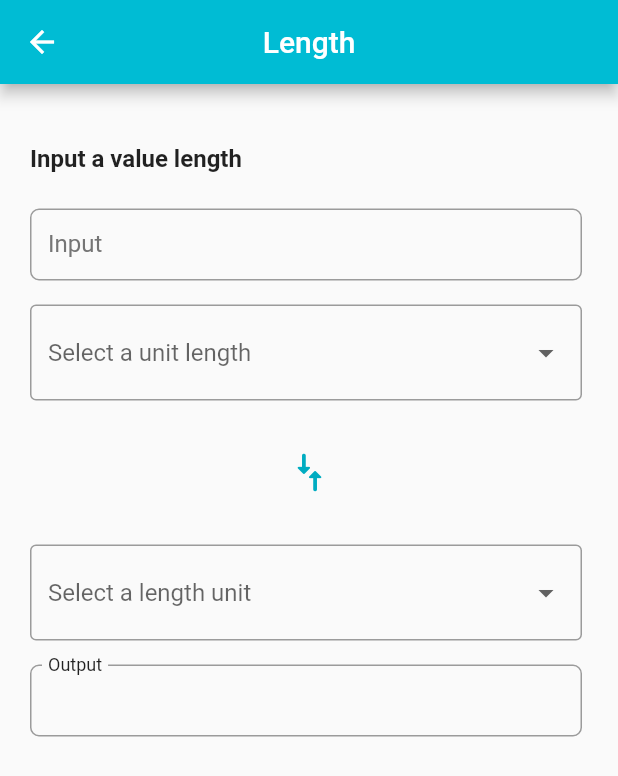
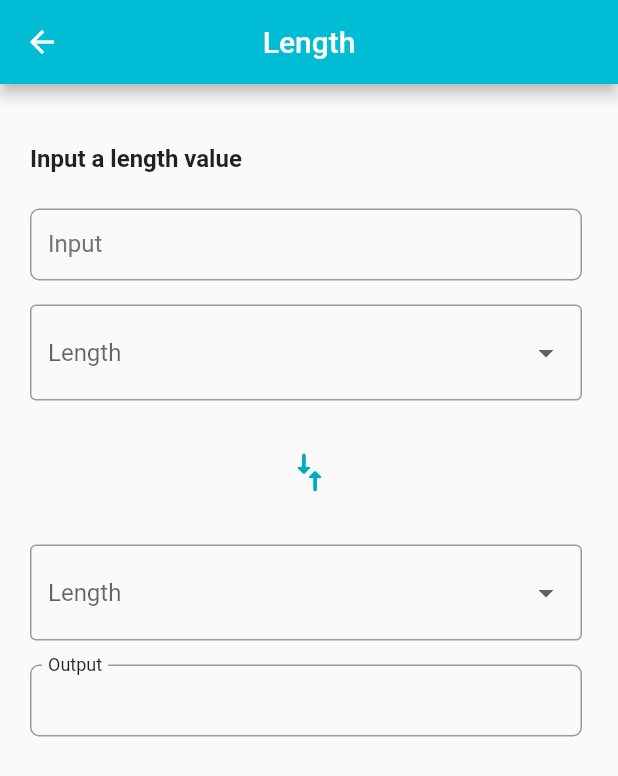
Before and after one commit to Franco904/unit-converter, a Flutter app: the CategoryList screen opened by its route, after a tap on "Length", on a phone screen of 412 x 824 dp. Shown: the top 776 px of the screen. Run offline on Flutter 3.47's test engine with Material 2 defaults, Android fonts, the phone set to English and light mode, and no system bars; our stand-ins replace flutter_secure_storage, get; accounts and stored records are empty.

Commit message:
Fix overflow dropdown

```diff
--- a/lib/app/core/utils/translations.dart
+++ b/lib/app/core/utils/translations.dart
@@ -43,9 +43,7 @@ class UnitConverterTranslations extends Translations {
           // Unit Converter
           'converter_title': 'Input a',
           'converter_text_value': 'value',
-          'converter_text_unit': 'unit',
           'converter_input_label': 'Input',
-          'converter_dropdown_label': 'Select a',
           'converter_output_label': 'Output',
           'converter_input_validation': 'Please input a convert value',
           'converter_dropdown_validation': 'Required',
@@ -155,9 +153,7 @@ class UnitConverterTranslations extends Translations {
           // Unit Converter
           'converter_title': 'Introduce un',
           'converter_text_value': 'valor de',
-          'converter_text_unit': 'unidad de',
           'converter_input_label': 'Valor de entrada',
-          'converter_dropdown_label': 'Selecciona una',
           'converter_output_label': 'Valor convertido',
           'converter_input_validation': 'Por favor introduce un valor para convertir',
           'converter_dropdown_validation': 'Campo obligatorio',
@@ -267,9 +263,7 @@ class UnitConverterTranslations extends Translations {
           // Unit Converter
           'converter_title': 'Insira um',
           'converter_text_value': 'valor de',
-          'converter_text_unit': 'unidade de',
           'converter_input_label': 'Valor de entrada',
-          'converter_dropdown_label': 'Selecione uma',
           'converter_output_label': 'Valor convertido',
           'converter_input_validation': 'Por favor insira um valor para converter',
           'converter_dropdown_validation': 'Campo obrigatório',
--- a/lib/app/modules/unit_converter/unit_converter.dart
+++ b/lib/app/modules/unit_converter/unit_converter.dart
@@ -6,6 +6,7 @@ import 'package:flutter/material.dart';
 import 'package:tutorial_inicial/app/core/controllers/locale_controller.dart';
 import 'package:tutorial_inicial/app/data/model/category.dart';
 import 'package:tutorial_inicial/app/modules/unit_converter/unit_converter_controller.dart';
+import 'package:tutorial_inicial/app/utils/strings.dart';
 
 class UnitConverter extends GetView<UnitConverterController> {
   final LocaleController localeController = Get.find<LocaleController>();
@@ -22,11 +23,8 @@ class UnitConverter extends GetView<UnitConverterController> {
       Get.put(UnitConverterController());
     }
 
-    final englishInputString = 'converter_title'.tr + ' ${category.name.toLowerCase()} ' + 'converter_text_value'.tr;
-    final elseInputString = 'converter_title'.tr + ' ' + 'converter_text_value'.tr + ' ${category.name.toLowerCase()}';
-
-    final englishDropdownString = 'converter_dropdown_label'.tr + ' ${category.name.toLowerCase()} ' + 'converter_text_unit'.tr;
-    final elseDropdownString = 'converter_dropdown_label'.tr + ' ' + 'converter_text_unit'.tr + ' ${category.name.toLowerCase()}';
+    final englishInputString = converterStrings('english_input_string', category);
+    final elseInputString = converterStrings('else_input_string', category);
 
     return WillPopScope(
       onWillPop: () => _onBackPressed(),
@@ -44,13 +42,15 @@ class UnitConverter extends GetView<UnitConverterController> {
                     Padding(
                       padding: EdgeInsets.only(left: 20),
                       child: Text(
-                        localeController.currentLocale == localeController.locales[0]['locale'] ? englishInputString : elseInputString,
+                        localeController.currentLocale.value == localeController.locales[0]['locale'].toString()
+                            ? englishInputString
+                            : elseInputString,
                         style: TextStyle(fontSize: 16, fontWeight: FontWeight.bold),
                       ),
                     ),
-                    _buildInput(englishDropdownString, elseDropdownString),
+                    _buildInputFields(),
                     _buildArrows(),
-                    _buildOutput(englishDropdownString, elseDropdownString),
+                    _buildOutputFields(),
                   ],
                 ),
               ),
@@ -67,7 +67,7 @@ class UnitConverter extends GetView<UnitConverterController> {
     return true;
   }
 
-  Widget _buildInput(String englishDropdownString, String elseDropdownString) {
+  Widget _buildInputFields() {
     return Padding(
       padding: EdgeInsets.only(top: 24, right: 24, bottom: 24, left: 20),
       child: Column(crossAxisAlignment: CrossAxisAlignment.center, children: [
@@ -86,7 +86,7 @@ class UnitConverter extends GetView<UnitConverterController> {
         SizedBox(height: 16),
         DropdownButtonFormField<String>(
             value: controller.fromUnit,
-            hint: Text(localeController.currentLocale == localeController.locales[0]['locale'] ? englishDropdownString : elseDropdownString),
+            hint: Text(category.name),
             icon: Icon(Icons.arrow_drop_down),
             decoration: InputDecoration(border: OutlineInputBorder()),
             validator: (dropdown) => dropdown == null || dropdown.isEmpty ? 'converter_dropdown_validation'.tr : null,
@@ -112,15 +112,13 @@ class UnitConverter extends GetView<UnitConverterController> {
     );
   }
 
-  Widget _buildOutput(String englishDropdownString, String elseDropdownString) {
+  Widget _buildOutputFields() {
     return Padding(
       padding: EdgeInsets.only(top: 24, right: 24, bottom: 24, left: 20),
       child: Column(crossAxisAlignment: CrossAxisAlignment.center, children: [
         DropdownButtonFormField<String>(
             value: controller.toUnit,
-            hint: Text(localeController.currentLocale.value == localeController.locales[0]['locale'].toString()
-                ? englishDropdownString
-                : elseDropdownString),
+            hint: Text(category.name),
             icon: Icon(Icons.arrow_drop_down),
             decoration: InputDecoration(border: OutlineInputBorder()),
             validator: (dropdown) => dropdown == null || dropdown.isEmpty ? 'converter_dropdown_validation'.tr : null,
--- /dev/null
+++ b/lib/app/utils/strings.dart
@@ -0,0 +1,16 @@
+import 'package:tutorial_inicial/app/data/model/category.dart';
+
+import 'package:get/get.dart';
+
+String converterStrings(String convertionKey, Category category) {
+  switch (convertionKey) {
+    case 'english_input_string':
+      return 'converter_title'.tr + ' ${category.name.toLowerCase()} ' + 'converter_text_value'.tr;
+
+    case 'else_input_string':
+      return 'converter_title'.tr + ' ' + 'converter_text_value'.tr + ' ${category.name.toLowerCase()}';
+
+    default:
+      return category.name;
+  }
+}
```
